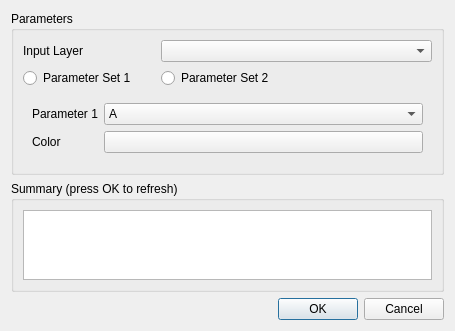
jakimowb/enmapbox_testmigration2, file enmapbox/apps/exampleapp/example.ui: the form before one commit.
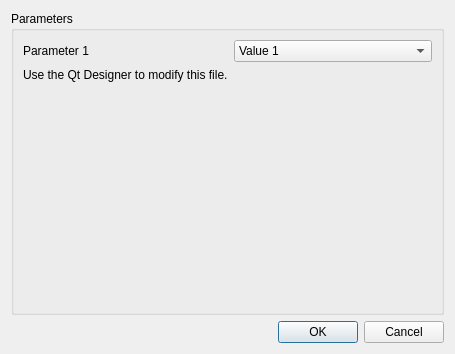
The form after the commit. Custom widgets are drawn as their Qt base class.

Patch:
```diff
--- a/enmapbox/apps/exampleapp/example.ui
+++ b/enmapbox/apps/exampleapp/example.ui
@@ -7,7 +7,7 @@
     <x>0</x>
     <y>0</y>
     <width>455</width>
-    <height>306</height>
+    <height>354</height>
    </rect>
   </property>
   <property name="windowTitle">
@@ -20,96 +20,35 @@
       <string>Parameters</string>
      </property>
      <layout class="QGridLayout" name="gridLayout">
-      <item row="0" column="0">
+      <item row="2" column="0">
        <widget class="QLabel" name="label">
         <property name="text">
-         <string>Input Layer</string>
+         <string>Use the Qt Designer to modify this file.</string>
         </property>
        </widget>
       </item>
-      <item row="1" column="0">
-       <widget class="QRadioButton" name="radioButtonSet1">
-        <property name="text">
-         <string>Parameter Set 1</string>
+      <item row="3" column="0">
+       <spacer name="verticalSpacer">
+        <property name="orientation">
+         <enum>Qt::Vertical</enum>
         </property>
-       </widget>
-      </item>
-      <item row="1" column="1">
-       <widget class="QRadioButton" name="radioButtonSet2">
-        <property name="text">
-         <string>Parameter Set 2</string>
+        <property name="sizeHint" stdset="0">
+         <size>
+          <width>20</width>
+          <height>40</height>
+         </size>
         </property>
-       </widget>
+       </spacer>
       </item>
-      <item row="2" column="0" rowspan="2" colspan="3">
-       <widget class="QStackedWidget" name="stackedWidget">
-        <property name="currentIndex">
-         <number>0</number>
-        </property>
-        <widget class="QWidget" name="page">
-         <layout class="QFormLayout" name="formLayout_2">
           <item row="0" column="0">
-           <widget class="QLabel" name="label_2">
+       <widget class="QLabel" name="labelParameter1">
             <property name="text">
              <string>Parameter 1</string>
             </property>
            </widget>
           </item>
           <item row="0" column="1">
-           <widget class="QComboBox" name="comboBoxP1">
-            <property name="currentIndex">
-             <number>0</number>
-            </property>
-            <item>
-             <property name="text">
-              <string>A</string>
-             </property>
-            </item>
-            <item>
-             <property name="text">
-              <string>B</string>
-             </property>
-            </item>
-            <item>
-             <property name="text">
-              <string>C</string>
-             </property>
-            </item>
-           </widget>
-          </item>
-          <item row="1" column="0">
-           <widget class="QLabel" name="label_5">
-            <property name="text">
-             <string>Color</string>
-            </property>
-           </widget>
-          </item>
-          <item row="1" column="1">
-           <widget class="QgsColorButton" name="colorButtonP1"/>
-          </item>
-         </layout>
-        </widget>
-        <widget class="QWidget" name="page_2">
-         <layout class="QFormLayout" name="formLayout">
-          <item row="0" column="0">
-           <widget class="QLabel" name="label_3">
-            <property name="text">
-             <string>Parameter 1</string>
-            </property>
-           </widget>
-          </item>
-          <item row="0" column="1">
-           <widget class="QDoubleSpinBox" name="doubleSpinBox"/>
-          </item>
-          <item row="1" column="0">
-           <widget class="QLabel" name="label_4">
-            <property name="text">
-             <string>Parameter 2</string>
-            </property>
-           </widget>
-          </item>
-          <item row="1" column="1">
-           <widget class="QComboBox" name="comboBoxP2">
+       <widget class="QComboBox" name="comboBoxParameter1">
             <item>
              <property name="text">
               <string>Value 1</string>
@@ -129,25 +68,6 @@
           </item>
          </layout>
         </widget>
-       </widget>
-      </item>
-      <item row="0" column="1" colspan="2">
-       <widget class="QgsMapLayerComboBox" name="comboBoxMapLayer"/>
-      </item>
-     </layout>
-    </widget>
-   </item>
-   <item>
-    <widget class="QGroupBox" name="groupBox_2">
-     <property name="title">
-      <string>Summary (press OK to refresh)</string>
-     </property>
-     <layout class="QVBoxLayout" name="verticalLayout_2">
-      <item>
-       <widget class="QPlainTextEdit" name="textBox"/>
-      </item>
-     </layout>
-    </widget>
    </item>
    <item>
     <widget class="QDialogButtonBox" name="buttonBox">
@@ -158,18 +78,6 @@
    </item>
   </layout>
  </widget>
- <customwidgets>
-  <customwidget>
-   <class>QgsColorButton</class>
-   <extends>QPushButton</extends>
-   <header>qgscolorbutton.h</header>
-  </customwidget>
-  <customwidget>
-   <class>QgsMapLayerComboBox</class>
-   <extends>QComboBox</extends>
-   <header>qgsmaplayercombobox.h</header>
-  </customwidget>
- </customwidgets>
  <resources/>
  <connections>
   <connection>
```
Lines whose indentation alone changed are shown as unchanged.
